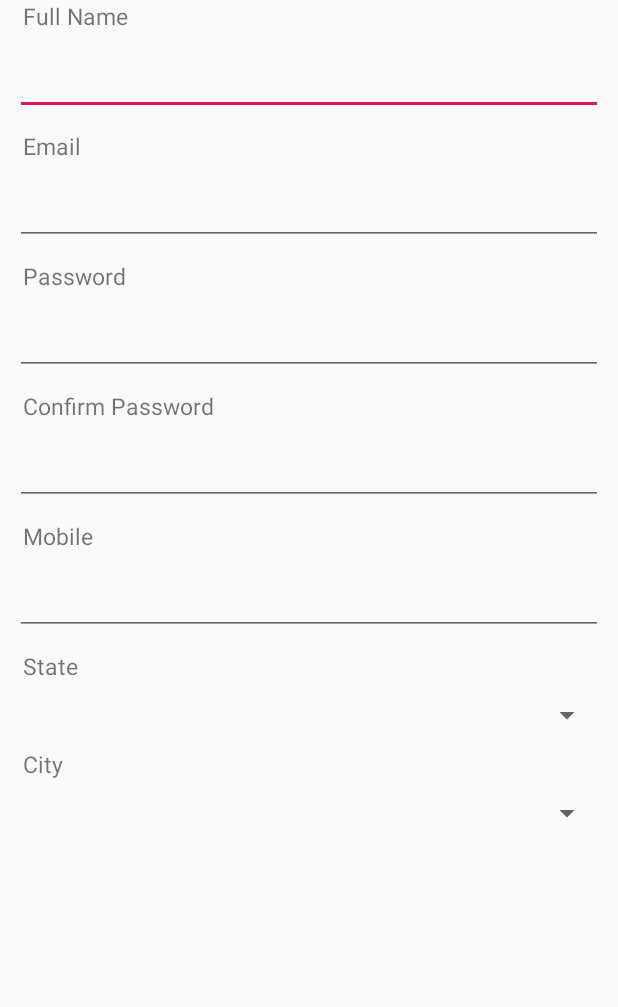
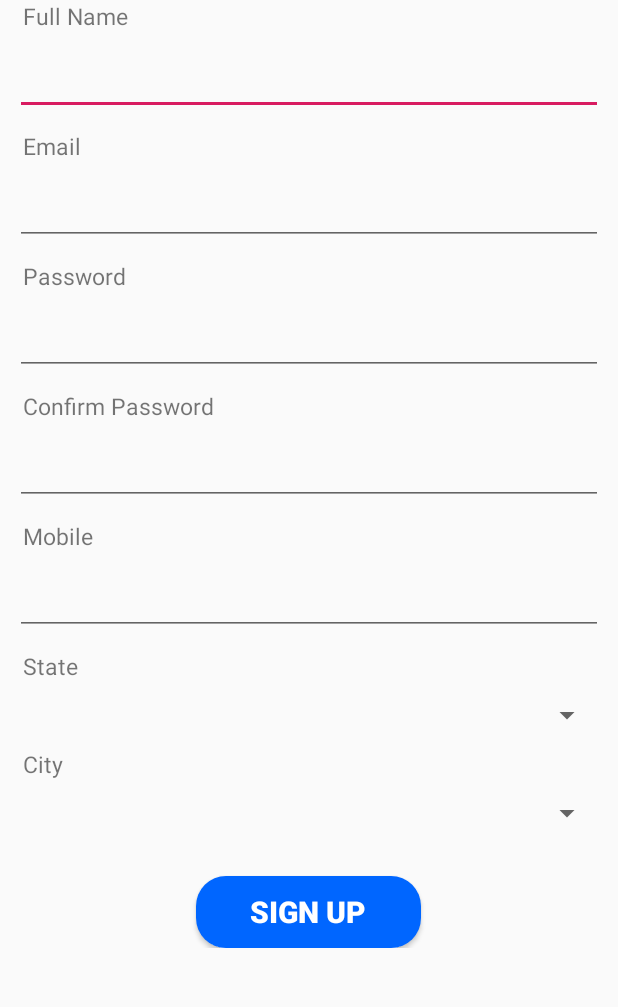
Before and after one commit to tsk151/WayForLife, an Android app: the SignUpActivity screen opened directly, with no data from a screen before it, on a phone screen of 412 x 824 dp, the part 218-1225 px from its top. Run offline under Robolectric (Android 15) with nearby library versions, the phone set to English and light mode, and no system bars.

```diff
--- a/app/build.gradle
+++ b/app/build.gradle
@@ -23,6 +23,10 @@ dependencies {
     implementation 'com.android.support:appcompat-v7:28.0.0'
     implementation 'com.android.support.constraint:constraint-layout:1.1.3'
     testImplementation 'junit:junit:4.12'
+    implementation 'com.google.firebase:firebase-core:16.0.1'
+    implementation 'com.google.firebase:firebase-auth:16.0.1'
+    implementation 'com.google.firebase:firebase-database:16.0.1'
     androidTestImplementation 'com.android.support.test:runner:1.0.2'
     androidTestImplementation 'com.android.support.test.espresso:espresso-core:3.0.2'
 }
+apply plugin: 'com.google.gms.google-services'
--- a/app/src/main/AndroidManifest.xml
+++ b/app/src/main/AndroidManifest.xml
@@ -17,7 +17,8 @@
             </intent-filter>
         </activity>
         <activity android:name=".LoginActivity" />
-        <activity android:name=".SignUpActivity"></activity>
+        <activity android:name=".SignUpActivity" />
+        <activity android:name=".HomeActivity"></activity>
     </application>
 
 </manifest>
--- a/app/src/main/java/com/example/wayforlife/wayforlife/SignUpActivity.java
+++ b/app/src/main/java/com/example/wayforlife/wayforlife/SignUpActivity.java
@@ -2,12 +2,45 @@ package com.example.wayforlife.wayforlife;
 
 import android.support.v7.app.AppCompatActivity;
 import android.os.Bundle;
+import android.widget.Button;
+import android.widget.EditText;
+import android.widget.Spinner;
+import android.widget.TextView;
 
 public class SignUpActivity extends AppCompatActivity {
+    private TextView FullName, Email, Password, ConfirmPassword, Mobile, State, City;
+    private EditText EditName, EditEmail, EditPassword, EditConfirmPassword, EditMobile;
+    private Button SignUpButton;
+    private Spinner EditState, EditCity;
+
+
 
     @Override
     protected void onCreate(Bundle savedInstanceState) {
         super.onCreate(savedInstanceState);
         setContentView(R.layout.activity_sign_up);
+
+        InitializeFields();
+    }
+
+    private void InitializeFields() {
+
+        FullName = (TextView)findViewById(R.id.fullname);
+        Email = (TextView)findViewById(R.id.email);
+        Password = (TextView)findViewById(R.id.password);
+        ConfirmPassword = (TextView)findViewById(R.id.confirm_password);
+        Mobile = (TextView)findViewById(R.id.mobile);
+        State = (TextView)findViewById(R.id.state);
+        City = (TextView)findViewById(R.id.city);
+        EditCity = (Spinner)findViewById(R.id.spinner_city);
+        EditState = (Spinner)findViewById(R.id.spinner_state);
+        SignUpButton = (Button)findViewById(R.id.sign_up);
+        EditName = (EditText)findViewById(R.id.edit_name);
+        EditPassword = (EditText)findViewById(R.id.edit_password);
+        EditConfirmPassword = (EditText)findViewById(R.id.edit_confirmpassword);
+        EditMobile = (EditText)findViewById(R.id.edit_mobile);
+        EditEmail = (EditText)findViewById(R.id.edit_email);
+
+
     }
 }
--- a/app/src/main/res/layout/activity_login.xml
+++ b/app/src/main/res/layout/activity_login.xml
@@ -39,7 +39,6 @@
         android:layout_marginRight="10dp" />
 
     <TextView
-
         android:id="@+id/password"
         android:layout_below="@+id/edit_email"
         android:layout_width="wrap_content"
--- a/app/src/main/res/layout/activity_sign_up.xml
+++ b/app/src/main/res/layout/activity_sign_up.xml
@@ -143,8 +143,18 @@
         >
     </Spinner>
 
-
-
+    <Button
+        android:id="@+id/sign_up"
+        android:layout_width="150dp"
+        android:layout_height="wrap_content"
+        android:layout_below="@id/spinner_city"
+        android:layout_centerHorizontal="true"
+        android:layout_marginTop="20dp"
+        android:background="@drawable/buttons"
+        android:text="Sign Up"
+        android:textColor="@android:color/white"
+        android:textSize="20sp"
+        android:textStyle="bold"/>
 
 
 
--- a/build.gradle
+++ b/build.gradle
@@ -8,6 +8,7 @@ buildscript {
     }
     dependencies {
         classpath 'com.android.tools.build:gradle:3.2.1'
+        classpath 'com.google.gms:google-services:4.0.1'
 
 
         // NOTE: Do not place your application dependencies here; they belong
```
Also changed, not shown: app/src/main/java/com/example/wayforlife/wayforlife/HomeActivity.java (added, +13 -0 lines), app/src/main/java/com/example/wayforlife/wayforlife/LoginActivity.java (+19 -0 lines), app/src/main/res/layout/activity_home.xml (added, +9 -0 lines), 1 other file.
